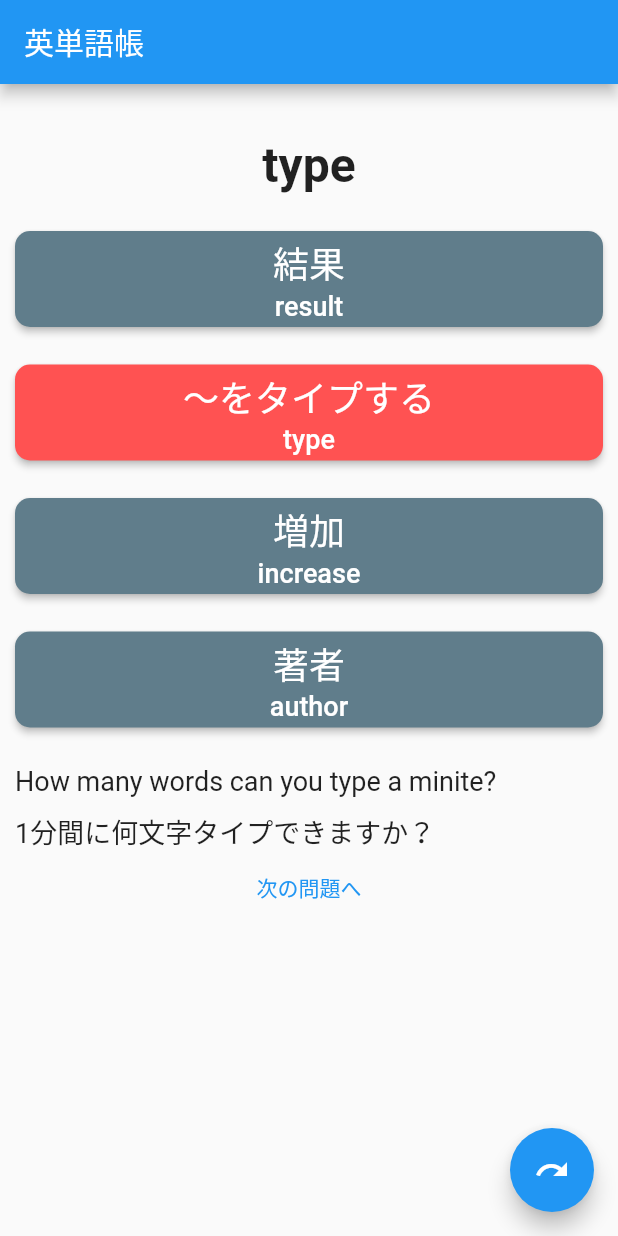
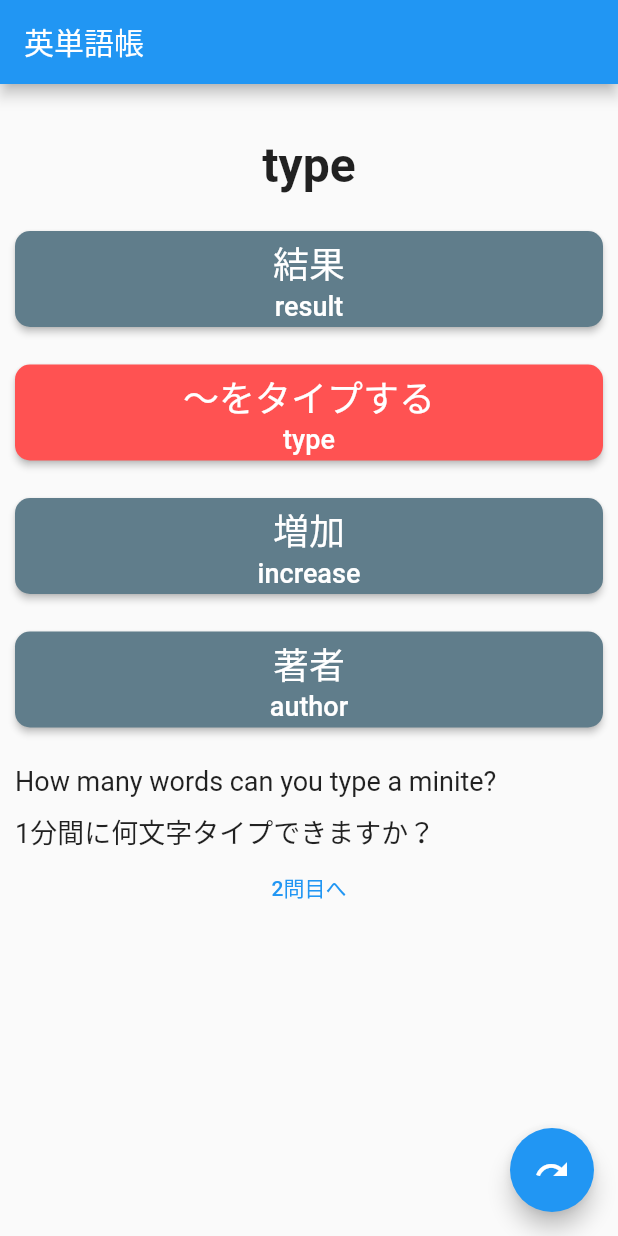
Before and after one commit to olafpapa/vocabulary_notebook_flutter, a Flutter app: the screen it shows after launch, after a tap on "結果", on a phone screen of 412 x 824 dp. Run offline on Flutter 3.47's test engine with Material 2 defaults, Android fonts, the phone set to English and light mode, and no system bars.

Commit message:
次へボタンを変更。

```diff
--- a/lib/components/quiz.dart
+++ b/lib/components/quiz.dart
@@ -33,7 +33,7 @@ class Quiz extends StatelessWidget {
                 ? FlatButton(
                     child: question.isLastQuestion()
                         ? Text('結果を見る')
-                        : Text('次の問題へ'),
+                        : Text('${question.questionIndex + 2}問目へ'),
                     onPressed: () => question.nextIndex(),
                     textColor: Colors.blue,
                   )
```
